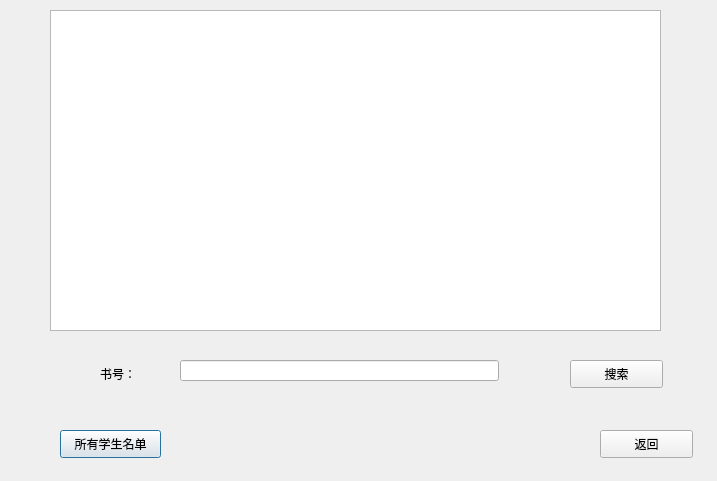
The window that studentlistdlg.ui (CALMorACT/CodePracticeClassProject) describes before a commit, drawn with Qt 5.
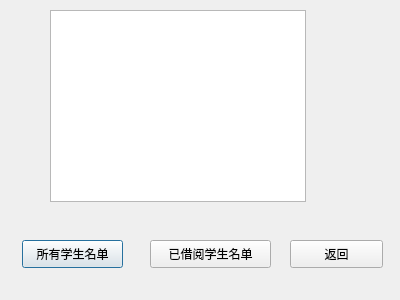
The same window after the commit.

Patch:
```diff
--- a/studentlistdlg.ui
+++ b/studentlistdlg.ui
@@ -6,8 +6,8 @@
    <rect>
     <x>0</x>
     <y>0</y>
-    <width>717</width>
-    <height>481</height>
+    <width>400</width>
+    <height>300</height>
    </rect>
   </property>
   <property name="windowTitle">
@@ -18,16 +18,16 @@
     <rect>
      <x>50</x>
      <y>10</y>
-     <width>611</width>
-     <height>321</height>
+     <width>256</width>
+     <height>192</height>
     </rect>
    </property>
   </widget>
   <widget class="QPushButton" name="listBtn">
    <property name="geometry">
     <rect>
-     <x>60</x>
-     <y>430</y>
+     <x>22</x>
+     <y>240</y>
      <width>101</width>
      <height>28</height>
     </rect>
@@ -36,11 +36,24 @@
     <string>所有学生名单</string>
    </property>
   </widget>
+  <widget class="QPushButton" name="list2Btn">
+   <property name="geometry">
+    <rect>
+     <x>150</x>
+     <y>240</y>
+     <width>121</width>
+     <height>28</height>
+    </rect>
+   </property>
+   <property name="text">
+    <string>已借阅学生名单</string>
+   </property>
+  </widget>
   <widget class="QPushButton" name="returnBtn">
    <property name="geometry">
     <rect>
-     <x>600</x>
-     <y>430</y>
+     <x>290</x>
+     <y>240</y>
      <width>93</width>
      <height>28</height>
     </rect>
@@ -49,42 +62,6 @@
     <string>返回</string>
    </property>
   </widget>
-  <widget class="QLineEdit" name="lineEdit">
-   <property name="geometry">
-    <rect>
-     <x>180</x>
-     <y>360</y>
-     <width>319</width>
-     <height>21</height>
-    </rect>
-   </property>
-  </widget>
-  <widget class="QLabel" name="label">
-   <property name="geometry">
-    <rect>
-     <x>100</x>
-     <y>360</y>
-     <width>45</width>
-     <height>28</height>
-    </rect>
-   </property>
-   <property name="text">
-    <string>书号：</string>
-   </property>
-  </widget>
-  <widget class="QPushButton" name="searchBtn">
-   <property name="geometry">
-    <rect>
-     <x>570</x>
-     <y>360</y>
-     <width>93</width>
-     <height>28</height>
-    </rect>
-   </property>
-   <property name="text">
-    <string>搜索</string>
-   </property>
-  </widget>
  </widget>
  <resources/>
  <connections/>
```
Left out of the diff: 2 changed lines with no effect on the pictures.
